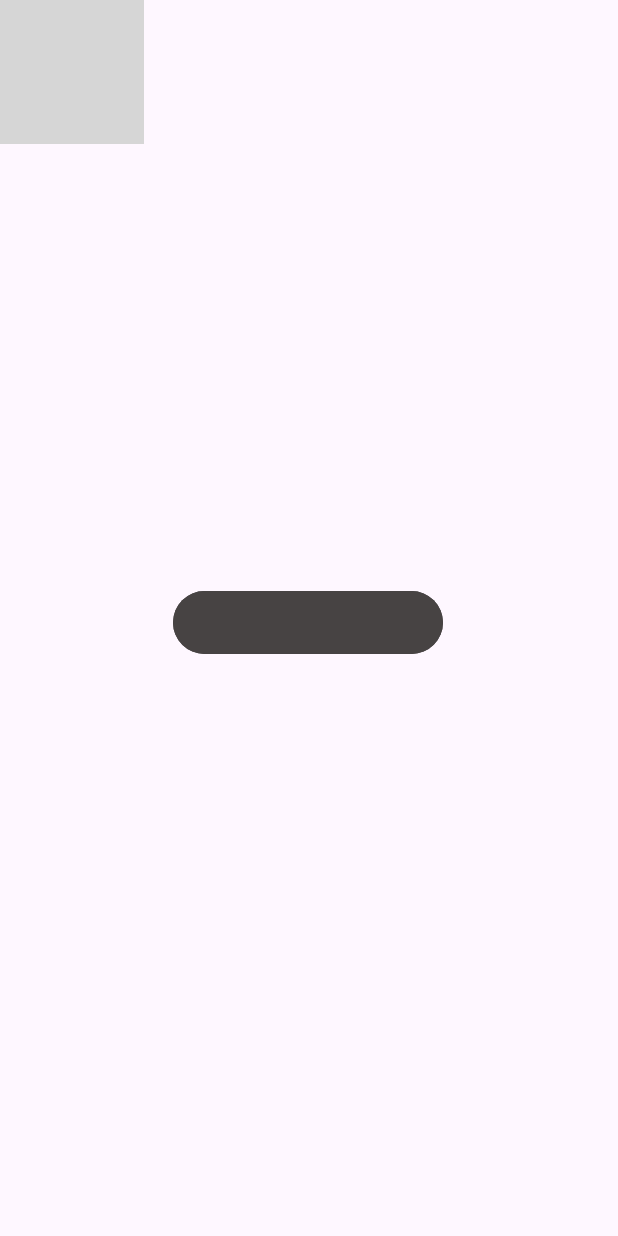
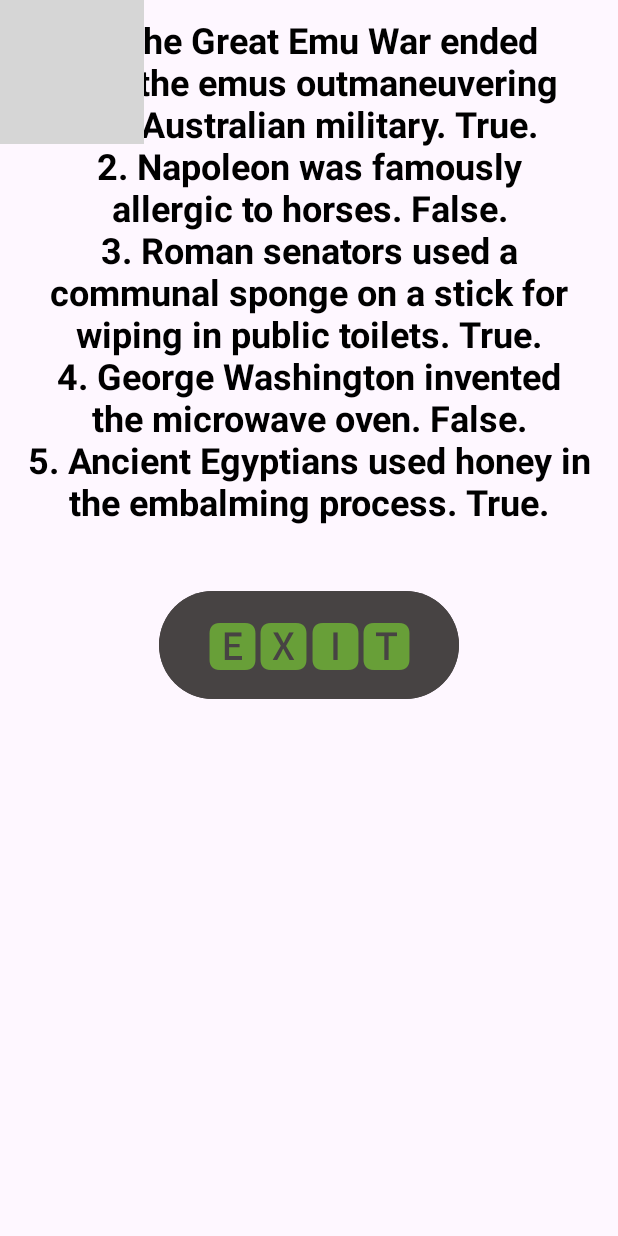
Before and after one commit to Jean-glitch22/MyFlashCardApp, an Android app: the ReviewMainActivity screen opened directly, with no data from a screen before it, on a phone screen of 412 x 824 dp. Run offline under Robolectric (Android 15) with nearby library versions, the phone set to English and light mode, and no system bars; grey boxes are pictures that could not be loaded.

Commit message:
update of overall workings commit

```diff
--- a/app/src/main/java/vcmsa/jean/myflashcardapp/FlashcardQuestionsMainActivity.kt
+++ b/app/src/main/java/vcmsa/jean/myflashcardapp/FlashcardQuestionsMainActivity.kt
@@ -1,5 +1,6 @@
 package vcmsa.jean.myflashcardapp
 
+import android.annotation.SuppressLint
 import android.content.Intent
 import android.os.Bundle
 import android.os.Handler
@@ -10,6 +11,7 @@ import androidx.appcompat.app.AppCompatActivity
 import kotlin.jvm.java
 
 class FlashcardQuestionsMainActivity : AppCompatActivity() {
+    @SuppressLint("SetTextI18n")
     override fun onCreate(savedInstanceState: Bundle?) {
         super.onCreate(savedInstanceState)
         setContentView(R.layout.flashcard_question_screen)
--- a/app/src/main/java/vcmsa/jean/myflashcardapp/ReviewMainActivity.kt
+++ b/app/src/main/java/vcmsa/jean/myflashcardapp/ReviewMainActivity.kt
@@ -1,11 +1,21 @@
 package vcmsa.jean.myflashcardapp
 
 import android.os.Bundle
+import android.widget.Button
 import androidx.appcompat.app.AppCompatActivity
+import kotlin.system.exitProcess
 
 class ReviewMainActivity : AppCompatActivity() {
     override fun onCreate(savedInstanceState: Bundle?) {
         super.onCreate(savedInstanceState)
         setContentView(R.layout.review_screen)
+
+        val btnExit = findViewById<Button>(R.id.btnExit)
+
+        btnExit.setOnClickListener {
+            finish()
+            exitProcess(0)
+        }
+
     }
 }
--- a/app/src/main/java/vcmsa/jean/myflashcardapp/ScoreMainActivity.kt
+++ b/app/src/main/java/vcmsa/jean/myflashcardapp/ScoreMainActivity.kt
@@ -1,15 +1,14 @@
 package vcmsa.jean.myflashcardapp
 
+import android.annotation.SuppressLint
 import android.content.Intent
 import android.os.Bundle
 import android.widget.Button
 import android.widget.TextView
-import androidx.activity.enableEdgeToEdge
 import androidx.appcompat.app.AppCompatActivity
-import androidx.core.view.ViewCompat
-import androidx.core.view.WindowInsetsCompat
 
 class ScoreMainActivity : AppCompatActivity() {
+    @SuppressLint("SetTextI18n")
     override fun onCreate(savedInstanceState: Bundle?) {
         super.onCreate(savedInstanceState)
         setContentView(R.layout.score_screen)
--- a/app/src/main/res/layout/review_screen.xml
+++ b/app/src/main/res/layout/review_screen.xml
@@ -16,38 +16,40 @@
         app:layout_constraintStart_toStartOf="parent"
         app:layout_constraintTop_toTopOf="parent"
         app:layout_constraintVertical_bias="0.0"
-        app:srcCompat="@drawable/evolution" />
+        app:srcCompat="@drawable/evolution"
+        tools:ignore="ContentDescription" />
 
     <TextView
         android:id="@+id/tvReview"
-        android:layout_width="350dp"
-        android:layout_height="350dp"
+        android:layout_width="380dp"
+        android:layout_height="380dp"
         android:layout_marginTop="10dp"
+        android:text='1. The Great Emu War ended with the emus outmaneuvering the Australian military. True.                          2. Napoleon was famously allergic to horses. False.                                     3. Roman senators used a communal sponge on a stick for wiping in public toilets. True.                                  4. George Washington invented the microwave oven. False.                    5. Ancient Egyptians used honey in the embalming process. True.'
         android:textAlignment="center"
         android:textColor="@color/black"
         android:textColorLink="@color/black"
-        android:textSize="34sp"
+        android:textSize="24sp"
         android:textStyle="bold"
         app:layout_constraintBottom_toBottomOf="parent"
         app:layout_constraintEnd_toEndOf="parent"
         app:layout_constraintStart_toStartOf="@+id/imgvReviewScreenBackground"
         app:layout_constraintTop_toTopOf="parent"
-        app:layout_constraintVertical_bias="0.0" />
+        app:layout_constraintVertical_bias="0.0"
+        tools:ignore="HardcodedText,TextSizeCheck" />
 
     <Button
         android:id="@+id/btnExit"
-        android:layout_width="180dp"
-        android:layout_height="50dp"
-        android:layout_marginTop="30dp"
+        android:layout_width="200dp"
+        android:layout_height="80dp"
         android:backgroundTint="#474343"
+        android:text="🅴🆇🅸🆃"
         android:textAlignment="center"
-        android:textColor="@color/black"
-        android:textSize="24sp"
+        android:textColor="#689F38"
+        android:textSize="34sp"
         app:layout_constraintBottom_toBottomOf="parent"
         app:layout_constraintEnd_toEndOf="parent"
-        app:layout_constraintHorizontal_bias="0.498"
         app:layout_constraintStart_toStartOf="parent"
         app:layout_constraintTop_toBottomOf="@+id/tvReview"
         app:layout_constraintVertical_bias="0.0"
-        tools:text="🅴🆇🅸🆃" />
+        tools:ignore="HardcodedText" />
 </androidx.constraintlayout.widget.ConstraintLayout>
```
Also changed, not shown: app/src/main/res/layout/flashcard_question_screen.xml (+12 -8 lines), app/src/main/res/layout/score_screen.xml (+8 -6 lines), app/src/main/res/layout/welcome_screen.xml (+11 -7 lines).
